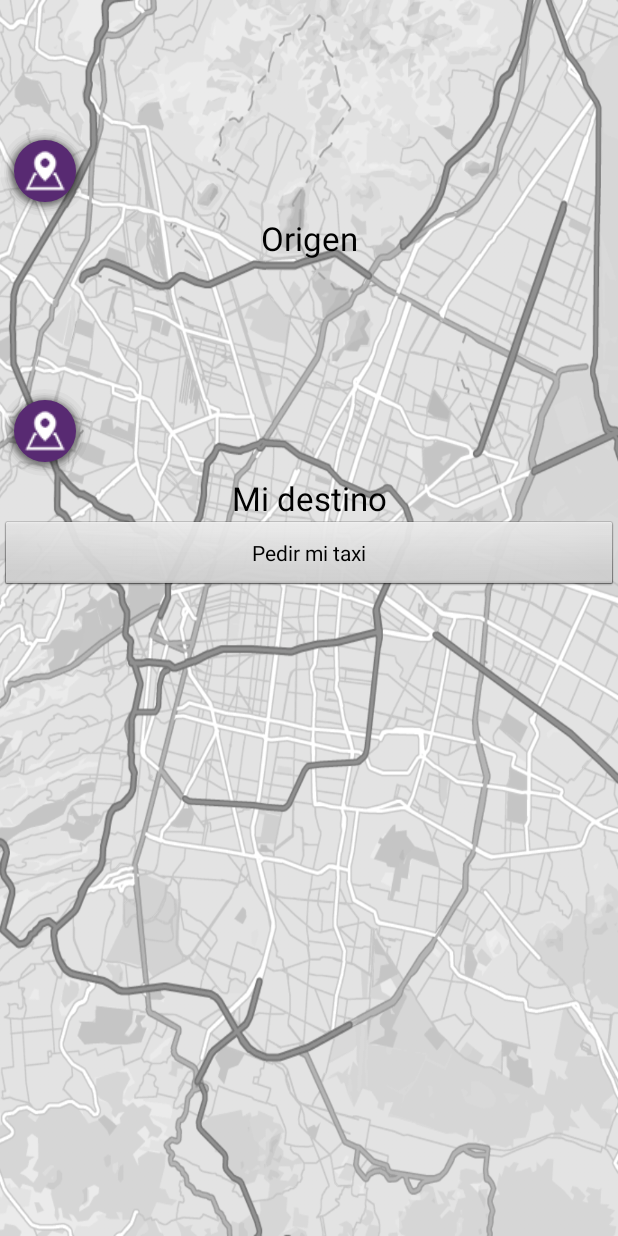
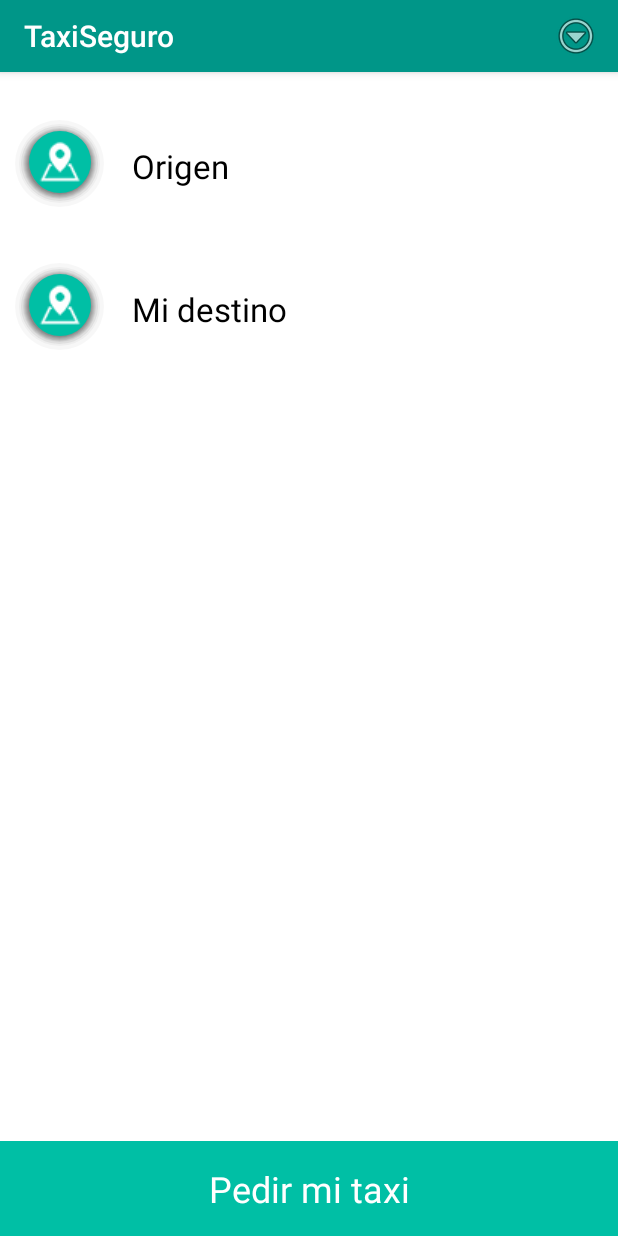
Before and after one commit to breakingRisk/TaxiSeguro, an Android app: the pedirTaxi screen opened directly, with no data from a screen before it, on a phone screen of 412 x 824 dp. Run offline under Robolectric (Android 15) with nearby library versions, the phone set to English and light mode, and no system bars.

Commit message:
Modificaron colores de la interfaz pedir taxi

```diff
--- a/TaxiSeguro/app/src/main/java/com/example/magdiel/taxiseguro/MainActivity.java
+++ b/TaxiSeguro/app/src/main/java/com/example/magdiel/taxiseguro/MainActivity.java
@@ -1,12 +1,12 @@
 package com.example.magdiel.taxiseguro;
 
+import android.app.Activity;
 import android.content.Intent;
 import android.os.Bundle;
-import android.support.v7.app.AppCompatActivity;
 import android.view.View;
 import android.widget.Button;
 
-public class MainActivity extends AppCompatActivity implements View.OnClickListener {
+public class MainActivity extends Activity implements View.OnClickListener {
 
     @Override
     protected void onCreate(Bundle savedInstanceState) {
--- a/TaxiSeguro/app/src/main/java/com/example/magdiel/taxiseguro/pedirTaxi.java
+++ b/TaxiSeguro/app/src/main/java/com/example/magdiel/taxiseguro/pedirTaxi.java
@@ -1,13 +1,16 @@
 package com.example.magdiel.taxiseguro;
 
-import android.app.Activity;
+import android.content.Intent;
 import android.os.Bundle;
+import android.support.v7.app.ActionBarActivity;
+import android.view.Menu;
+import android.view.MenuItem;
 import android.view.View;
 import android.widget.ImageButton;
 import android.widget.TextView;
 import android.widget.Toast;
 
-public class pedirTaxi extends Activity implements View.OnClickListener {
+public class pedirTaxi extends ActionBarActivity implements View.OnClickListener {
 
     ImageButton b1;
     ImageButton b2;
@@ -21,12 +24,41 @@ public class pedirTaxi extends Activity implements View.OnClickListener {
         super.onCreate(savedInstanceState);
         setContentView(R.layout.pedir_taxi);
 
+        setToolbar();// Añadir la Toolbar
+
         pop = (ImageButton)findViewById(R.id.locatePop);
         pop1 = (ImageButton)findViewById(R.id.DestinoPop);
         registro = (TextView)findViewById(R.id.ubicarme);
         pop.setOnClickListener(this);
         pop1.setOnClickListener(this);
         registro.setOnClickListener(this);
+    }
+
+    private void setToolbar() {
+        android.support.v7.widget.Toolbar toolbar = (android.support.v7.widget.Toolbar) findViewById(R.id.toolbar);
+        setSupportActionBar(toolbar);
+    }
+
+    @Override
+    public boolean onCreateOptionsMenu(Menu menu) {
+        getMenuInflater().inflate(R.menu.menu_top, menu);
+        return true;
+    }
+
+    @Override
+    public boolean onOptionsItemSelected(MenuItem item) {
+        int id = item.getItemId();
+
+        switch (id) {
+            case R.id.action_settings:
+                Intent i = new Intent(this, Home.class);
+                startActivity(i);
+                return true;
+
+            default:
+                return super.onOptionsItemSelected(item);
+        }
+
 
     }
 
@@ -52,12 +84,9 @@ public class pedirTaxi extends Activity implements View.OnClickListener {
                 }
                 break;
             case R.id.ubicarme:
-                Toast.makeText(this, "Espere...", Toast.LENGTH_SHORT).show();
+                Toast.makeText(this, "Por el momento no está implementado, espere una actualización", Toast.LENGTH_SHORT).show();
                 break;
 
         }
-
-
-
     }
 }
--- /dev/null
+++ b/TaxiSeguro/app/src/main/res/drawable/borde1.xml
@@ -0,0 +1,10 @@
+<?xml version="1.0" encoding="utf-8"?>
+<shape android:shape="rectangle"
+    xmlns:android="http://schemas.android.com/apk/res/android">
+    <solid android:color="#08000000"/>
+    <padding
+        android:bottom="3px"
+        android:left="3px"
+        android:right="3px"
+        android:top="3px" />
+</shape>
--- a/TaxiSeguro/app/src/main/res/drawable/fab_shape.xml
+++ b/TaxiSeguro/app/src/main/res/drawable/fab_shape.xml
@@ -227,7 +227,7 @@
             <!-- Blue button -->
             <item>
                 <shape android:shape="oval">
-                    <solid android:color="#582A72"/>
+                    <solid android:color="#00bfa5"/>
                 </shape>
             </item>
         </layer-list>
--- a/TaxiSeguro/app/src/main/res/layout/pedir_taxi.xml
+++ b/TaxiSeguro/app/src/main/res/layout/pedir_taxi.xml
@@ -7,22 +7,48 @@
     android:paddingRight="0dp"
     android:paddingTop="0dp"
     android:paddingBottom="0dp"
-    android:background="@drawable/map_bg"
+    android:background="@color/blanco"
     tools:context="com.example.magdiel.taxiseguro.pedirTaxi"
     android:theme="@android:style/Theme.NoTitleBar.Fullscreen"
     android:orientation="vertical">
 
+    <!-- App Bar -->
+    <android.support.design.widget.AppBarLayout
+        android:layout_width="match_parent"
+        android:layout_height="wrap_content"
+        android:theme="@style/ThemeOverlay.AppCompat.Dark.ActionBar">
+
+        <!-- Toolbar -->
+        <android.support.v7.widget.Toolbar xmlns:app="http://schemas.android.com/apk/res-auto"
+            android:id="@+id/toolbar"
+            android:layout_width="match_parent"
+            android:layout_height="?attr/actionBarSize"
+            android:background="@color/topBar"
+            app:layout_scrollFlags="scroll|enterAlways"
+            app:popupTheme="@style/ThemeOverlay.AppCompat.Light"
+            app:theme="@style/ThemeOverlay.AppCompat.Dark.ActionBar" />
+
+    </android.support.design.widget.AppBarLayout>
+
+
+
     <ScrollView
         android:layout_width="fill_parent"
         android:layout_height="fill_parent"
-        android:layout_weight="1"
-        android:scrollbars="none">
+        android:layout_weight="1">
 
         <LinearLayout
             android:layout_width="match_parent"
-            android:layout_height="wrap_content"
+            android:layout_height="fill_parent"
             android:orientation="vertical">
 
+            <TableLayout
+                xmlns:android="http://schemas.android.com/apk/res/android"
+                android:layout_width="fill_parent"
+                android:layout_height="wrap_content" >
+
+                <TableRow
+                    android:layout_marginTop="30dp">
                     <ImageButton
                         android:id="@+id/locatePop"
                         android:layout_width="@dimen/fab_button_diameter"
@@ -30,25 +56,33 @@
                         android:background="@drawable/fab_shape"
                         android:src="@drawable/map_icon"
                         android:tint="@android:color/white"
-                android:layout_marginTop="84dp"
+                        android:layout_marginTop="0dp"
+                        android:layout_marginLeft="10dp"
                         android:layout_alignParentTop="true"
                         android:layout_alignLeft="@+id/taxi"
                         android:layout_alignStart="@+id/taxi" />
 
                     <TextView
-                android:layout_width="match_parent"
-                android:layout_height="match_parent"
+                        android:layout_width="wrap_content"
+                        android:layout_height="wrap_content"
                         android:text="@string/dirOr"
                         android:textColor="@color/negro"
                         android:textSize="22sp"
-                android:gravity="center"/>
+                        android:gravity="center"
+                        android:padding="18dp"/>
+
+                </TableRow>
+
+            </TableLayout>
 
             <LinearLayout
                 android:id="@+id/locating"
                 android:layout_width="match_parent"
                 android:layout_height="wrap_content"
                 android:orientation="vertical"
-                android:visibility="gone">
+                android:visibility="gone"
+                android:layout_margin="15dp"
+                android:padding="15dp">
 
                 <EditText android:id="@+id/txtCalle"
                     android:layout_height="wrap_content"
@@ -71,8 +105,8 @@
                 <TextView android:id="@+id/ubicarme"
                     android:layout_width="fill_parent"
                     android:layout_height="wrap_content"
-                    android:layout_marginTop="40dip"
-                    android:layout_marginBottom="40dip"
+                    android:layout_marginTop="20dip"
+                    android:layout_marginBottom="20dip"
                     android:text="Ubicarme!"
                     android:gravity="center"
                     android:textSize="20dip"
@@ -83,10 +117,21 @@
                     android:layout_height="fill_parent"
                     android:text="Listo"
                     android:layout_marginLeft="10dp"
-                    android:layout_marginRight="10dp"/>
+                    android:layout_marginRight="10dp"
+                    android:background="@drawable/borde1"
+                    android:textColor="@color/negro"
+                    android:padding="15dp"
+                    android:textSize="22sp"/>
 
             </LinearLayout>
 
+            <TableLayout
+                xmlns:android="http://schemas.android.com/apk/res/android"
+                android:layout_width="fill_parent"
+                android:layout_height="wrap_content" >
+
+                <TableRow
+                    android:layout_marginTop="30dp">
                     <ImageButton
                         android:id="@+id/DestinoPop"
                         android:layout_width="@dimen/fab_button_diameter"
@@ -94,25 +139,33 @@
                         android:background="@drawable/fab_shape"
                         android:src="@drawable/map_icon"
                         android:tint="@android:color/white"
-                android:layout_marginTop="84dp"
+                        android:layout_marginTop="0dp"
+                        android:layout_marginLeft="10dp"
                         android:layout_alignParentTop="true"
                         android:layout_alignLeft="@+id/taxi"
                         android:layout_alignStart="@+id/taxi" />
 
                     <TextView
-                android:layout_width="match_parent"
-                android:layout_height="match_parent"
+                        android:layout_width="wrap_content"
+                        android:layout_height="wrap_content"
                         android:text="@string/dirDes"
                         android:textColor="@color/negro"
                         android:textSize="22sp"
-                android:gravity="center"/>
+                        android:gravity="center"
+                        android:padding="18dp"/>
+
+                </TableRow>
+
+            </TableLayout>
 
             <LinearLayout
                 android:id="@+id/destino"
                 android:layout_width="match_parent"
                 android:layout_height="wrap_content"
                 android:orientation="vertical"
-                android:visibility="gone">
+                android:visibility="gone"
+                android:layout_margin="15dp"
+                android:padding="15dp">
 
                 <EditText android:id="@+id/txtCalleD"
                     android:layout_height="wrap_content"
@@ -137,18 +190,33 @@
                     android:layout_height="fill_parent"
                     android:text="Listo"
                     android:layout_marginLeft="10dp"
-                    android:layout_marginRight="10dp"/>
+                    android:layout_marginRight="10dp"
+                    android:background="@drawable/borde1"
+                    android:textColor="@color/negro"
+                    android:padding="15dp"
+                    android:textSize="22sp"
+
+                    />
 
             </LinearLayout>
+        </LinearLayout>
+    </ScrollView>
+    <LinearLayout
+        android:layout_width="fill_parent"
+        android:layout_height="wrap_content"
+        android:orientation="vertical">
 
         <Button
             android:layout_width="fill_parent"
             android:layout_height="fill_parent"
             android:text="Pedir mi taxi"
             android:layout_marginLeft="0dp"
-                android:layout_marginRight="0dp"/>
+            android:layout_marginRight="0dp"
+            android:background="#00bfa5"
+            android:layout_gravity="bottom"
+            android:padding="15dp"
+            android:textSize="24sp"
+            android:textColor="@color/blanco"/>
 
     </LinearLayout>
-
-    </ScrollView>
 </LinearLayout>
--- /dev/null
+++ b/TaxiSeguro/app/src/main/res/menu/menu_top.xml
@@ -0,0 +1,11 @@
+<menu xmlns:android="http://schemas.android.com/apk/res/android"
+    xmlns:app="http://schemas.android.com/apk/res-auto"
+    xmlns:tools="http://schemas.android.com/tools"
+    tools:context="com.herprogramacion.toolbarapp.DetailActivity">
+    <item
+        android:id="@+id/action_settings"
+        android:orderInCategory="100"
+        android:title="@string/perfil"
+        app:showAsAction="never" />
+
+</menu>
--- /dev/null
+++ b/TaxiSeguro/app/src/main/res/values-v21/styles.xml
@@ -0,0 +1,8 @@
+<resources>>
+    <style name="AppTheme.NoActionBar">
+        <item name="windowActionBar">false</item>
+        <item name="windowNoTitle">true</item>
+        <item name="android:windowDrawsSystemBarBackgrounds">true</item>
+        <item name="android:statusBarColor">@android:color/transparent</item>
+    </style>
+</resources>
--- a/TaxiSeguro/app/src/main/res/values/colors.xml
+++ b/TaxiSeguro/app/src/main/res/values/colors.xml
@@ -4,4 +4,6 @@
     <color name="colorPrimaryDark">#303F9F</color>
     <color name="colorAccent">#FF4081</color>
     <color name="negro">#000</color>
+    <color name="blanco">#fff</color>
+    <color name="topBar">#009688</color>
 </resources>
--- a/TaxiSeguro/app/src/main/res/values/dimens.xml
+++ b/TaxiSeguro/app/src/main/res/values/dimens.xml
@@ -8,4 +8,5 @@
     <dimen name="fab_button_margin_right">16dp</dimen>
     <dimen name="elevation_low">1dp</dimen>
     <dimen name="elevation_high">8dp</dimen>
+    <dimen name="fab_margin">16dp</dimen>
 </resources>
--- a/TaxiSeguro/app/src/main/res/values/strings.xml
+++ b/TaxiSeguro/app/src/main/res/values/strings.xml
@@ -3,4 +3,7 @@
 
     <string name="dirOr">Origen</string>
     <string name="dirDes">Mi destino</string>
+    <string name="title_activity_prueba">prueba</string>
+
+    <string name="perfil">Perfil</string>
 </resources>
--- a/TaxiSeguro/app/src/main/res/values/styles.xml
+++ b/TaxiSeguro/app/src/main/res/values/styles.xml
@@ -1,11 +1,17 @@
 <resources>
 
     <!-- Base application theme. -->
-    <style name="AppTheme" parent="Theme.AppCompat.Light.DarkActionBar">
+    <style name="AppTheme" parent="Theme.AppCompat.Light.NoActionBar">
         <!-- Customize your theme here. -->
         <item name="colorPrimary">@color/colorPrimary</item>
         <item name="colorPrimaryDark">@color/colorPrimaryDark</item>
         <item name="colorAccent">@color/colorAccent</item>
     </style>
+    <style name="AppTheme.NoActionBar">
+        <item name="windowActionBar">false</item>
+        <item name="windowNoTitle">true</item>
+    </style>
+    <style name="AppTheme.AppBarOverlay" parent="ThemeOverlay.AppCompat.Dark.ActionBar" />
+    <style name="AppTheme.PopupOverlay" parent="ThemeOverlay.AppCompat.Light" />
 
 </resources>
```
Also changed, not shown: TaxiSeguro/app/src/main/AndroidManifest.xml (+6 -2 lines), TaxiSeguro/app/src/main/java/com/example/magdiel/taxiseguro/prueba.java (added, +29 -0 lines), TaxiSeguro/app/src/main/res/layout/activity_main.xml (+6 -3 lines), TaxiSeguro/app/src/main/res/layout/activity_prueba.xml (added, +25 -0 lines), TaxiSeguro/app/src/main/res/layout/content_prueba.xml (added, +12 -0 lines), TaxiSeguro/app/src/main/res/menu/datos_origen.xml (deleted, +0 -35 lines), TaxiSeguro/app/src/main/res/drawable/map_bg1.png (added), TaxiSeguro/app/src/main/res/drawable/tex.png (added). Lines whose indentation alone changed are shown as unchanged.
